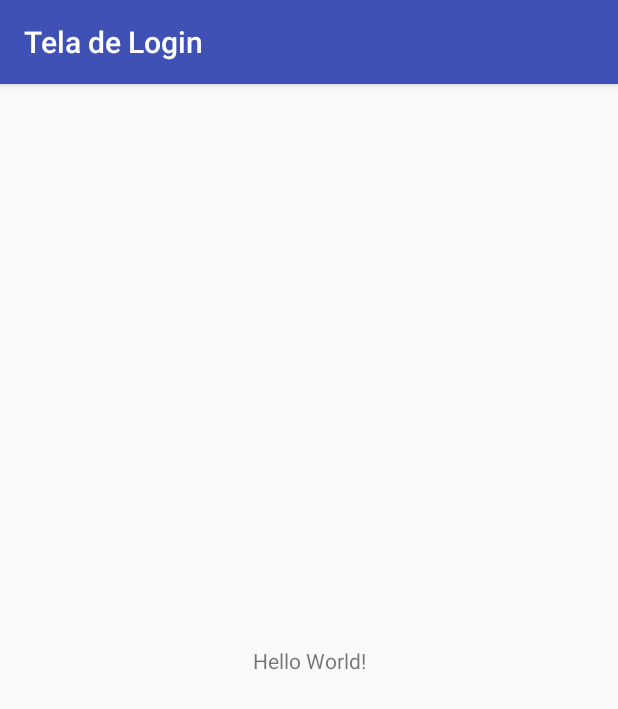
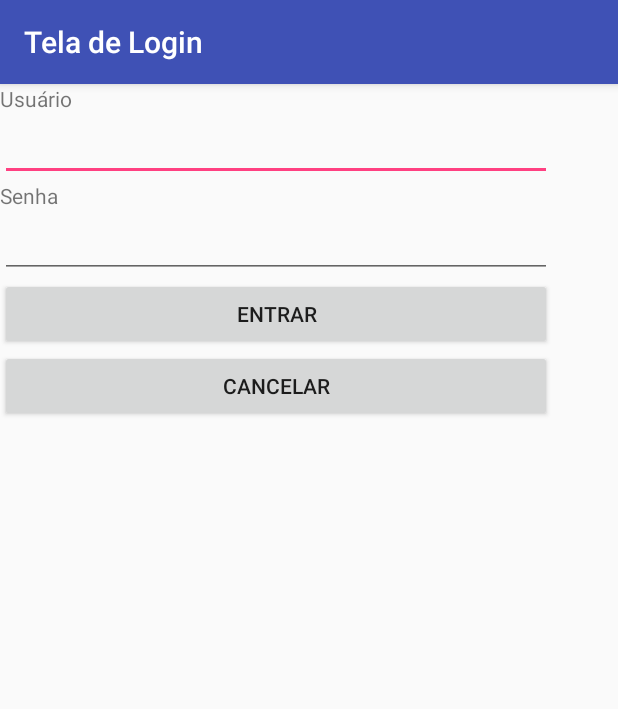
Before and after one commit to palomacorreia/TeladeLogin, an Android app: the screen it shows after launch (MainActivity), on a phone screen of 412 x 824 dp. Shown: the top 709 px of the screen. Run offline under Robolectric (Android 15) with nearby library versions, the phone set to English and light mode, and no system bars.

Commit message:
Add Tela de Login|Regra das 3 tentativas

```diff
--- a/app/src/main/java/com/example/paloma/teladelogin/MainActivity.java
+++ b/app/src/main/java/com/example/paloma/teladelogin/MainActivity.java
@@ -1,13 +1,67 @@
 package com.example.paloma.teladelogin;
 
+import android.app.AlertDialog;
 import android.support.v7.app.AppCompatActivity;
 import android.os.Bundle;
+import android.view.View;
+import android.widget.Button;
+import android.widget.EditText;
+import android.widget.TextView;
+import android.widget.Toast;
+
+import org.w3c.dom.Text;
 
 public class MainActivity extends AppCompatActivity {
-
+    private int cont=0;
     @Override
     protected void onCreate(Bundle savedInstanceState) {
         super.onCreate(savedInstanceState);
         setContentView(R.layout.activity_main);
+
+        Button btLogin,btCancel;
+        EditText user,pass;
+
+
+
+        btLogin =(Button) findViewById(R.id.button);
+
+        btLogin.setOnClickListener(new View.OnClickListener() {
+            @Override
+            public void onClick(View view) {
+                TextView  tLogin =(TextView) findViewById(R.id.tLogin);
+                TextView  tPass =(TextView) findViewById(R.id.tPassword);
+                String Login = tLogin.getText().toString();
+                String Senha = tPass.getText().toString();
+
+                    cont++;
+
+
+
+                if(Login.equals("admin")&& Senha.equals("admin")){
+                    alert("Login Realizado com sucesso");
+                }else {
+
+                    alert("Usuário/Senha incorreto");
+
+                    if(cont > 3){
+                       // alert("APLICAÇÃO BLOQUEADA!");
+                        block();
+                    }
+                }
+
+            }
+        });
+        // btCancel  = (Button) findViewById(R.id.button2);
     }
+    private void  alert(String s){
+        Toast.makeText(this,s,Toast.LENGTH_LONG).show();
+    }
+
+    private void block() {
+
+            new AlertDialog.Builder(this).setTitle("Aplicação Bloqueada").
+                    setMessage("Esta Aplicação foi Permanentemente Bloqueada por Excesso de Tetantivas de Login").show();
+
+
+        }
 }
--- a/app/src/main/res/layout/activity_main.xml
+++ b/app/src/main/res/layout/activity_main.xml
@@ -6,13 +6,51 @@
     android:layout_height="match_parent"
     tools:context="com.example.paloma.teladelogin.MainActivity">
 
-    <TextView
-        android:layout_width="wrap_content"
-        android:layout_height="wrap_content"
-        android:text="Hello World!"
-        app:layout_constraintBottom_toBottomOf="parent"
-        app:layout_constraintLeft_toLeftOf="parent"
-        app:layout_constraintRight_toRightOf="parent"
-        app:layout_constraintTop_toTopOf="parent" />
+    <LinearLayout
+        android:layout_width="368dp"
+        android:layout_height="495dp"
+        android:orientation="vertical"
+        tools:layout_editor_absoluteX="8dp"
+        tools:layout_editor_absoluteY="8dp">
 
+        <TextView
+            android:id="@+id/textView2"
+            android:layout_width="match_parent"
+            android:layout_height="wrap_content"
+            android:text="@string/usuario" />
+
+        <EditText
+            android:id="@+id/tLogin"
+            android:layout_width="match_parent"
+            android:layout_height="wrap_content"
+            android:ems="10"
+            android:inputType="textPersonName"
+            />
+
+        <TextView
+            android:id="@+id/textView3"
+            android:layout_width="match_parent"
+            android:layout_height="wrap_content"
+            android:text="@string/senha" />
+
+        <EditText
+            android:id="@+id/tPassword"
+            android:layout_width="match_parent"
+            android:layout_height="wrap_content"
+            android:ems="10"
+            />
+
+        <Button
+            android:id="@+id/button"
+            android:layout_width="match_parent"
+            android:layout_height="wrap_content"
+            android:layout_gravity="center"
+            android:text="@string/btLogin" />
+
+        <Button
+            android:id="@+id/button2"
+            android:layout_width="match_parent"
+            android:layout_height="wrap_content"
+            android:text="@string/btcancel" />
+    </LinearLayout>
 </android.support.constraint.ConstraintLayout>
--- a/app/src/main/res/values/strings.xml
+++ b/app/src/main/res/values/strings.xml
@@ -1,3 +1,7 @@
 <resources>
     <string name="app_name">Tela de Login</string>
+    <string name="usuario">Usuário</string>
+    <string name="senha">Senha</string>
+    <string name="btLogin">ENTRAR</string>
+    <string name="btcancel">CANCELAR</string>
 </resources>
```
